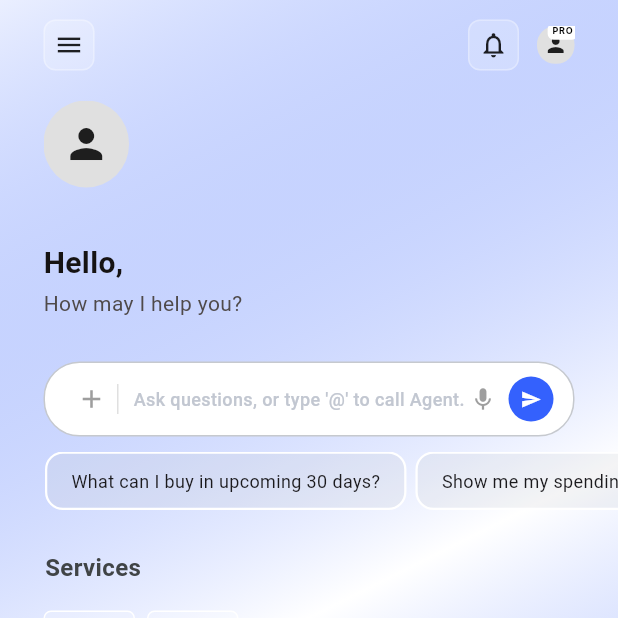
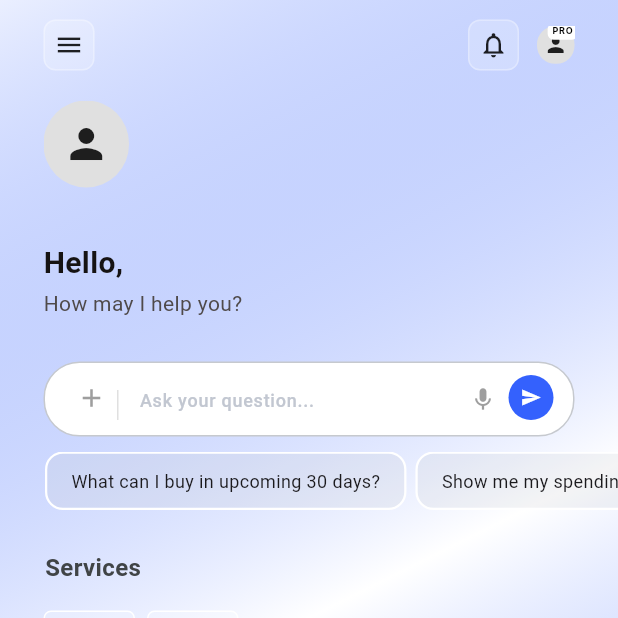
Before and after one commit to HiFinance-pvt/hifi-mobile, a Flutter app: the HomeView screen opened by its route, on a phone screen of 412 x 824 dp, the top half of it. Run offline on Flutter 3.47's test engine with Material 3 defaults, Android fonts, the phone set to English and light mode, and no system bars; our stand-ins replace dio, firebase_auth, firebase_core, flutter_keyboard_visibility, flutter_markdown, flutter_svg and 3 more; accounts and stored records are empty; Roboto replaces fonts that are missing (Inter, Montserrat).

Commit message:
fix: keyboard focus issues and snackbar positions
- Fixed keyboard reappearing when opening side panel
- Added IgnorePointer wrapper to prevent unwanted focus events
- Reduced input field padding from 15 to 12 for better text visibility
- Added focus listeners with debug logs
- Moved all success snackbars to bottom position
- Fixed keyboard dismissal on screen tap and drawer open

```diff
--- a/lib/modules/home/views/home_view.dart
+++ b/lib/modules/home/views/home_view.dart
@@ -3,6 +3,7 @@ import 'package:get/get.dart';
 import 'package:hifi/modules/home/controllers/home_controller.dart';
 import 'package:hifi/shared/themes/app_theme.dart';
 import 'package:hifi/shared/widgets/sessions_drawer.dart';
+import 'package:flutter_keyboard_visibility/flutter_keyboard_visibility.dart';
 
 class HomeView extends GetView<HomeController> {
   const HomeView({super.key});
@@ -11,6 +12,8 @@ class HomeView extends GetView<HomeController> {
   Widget build(BuildContext context) {
     final scaffoldKey = GlobalKey<ScaffoldState>();
 
+    return KeyboardVisibilityBuilder(
+      builder: (context, isKeyboardVisible) {
         return Scaffold(
       key: scaffoldKey,
       backgroundColor: Colors.white,
@@ -32,6 +35,12 @@ class HomeView extends GetView<HomeController> {
             stops: const [0.0, 0.5, 1.0],
           ),
         ),
+        child: GestureDetector(
+          onTap: () {
+            print('🔍 HomeView: Screen tapped, unfocusing');
+            controller.messageFocusNode.unfocus();
+            FocusScope.of(context).unfocus();
+          },
           child: SafeArea(
             bottom: false,
             child: SingleChildScrollView(
@@ -45,7 +54,14 @@ class HomeView extends GetView<HomeController> {
                     children: [
                       // Menu Icon
                       GestureDetector(
-                        onTap: () => scaffoldKey.currentState?.openDrawer(),
+                        onTap: () {
+                          print('🔍 HomeView: Menu tapped, unfocusing');
+                          controller.messageFocusNode.unfocus();
+                          FocusScope.of(context).unfocus();
+                          Future.delayed(const Duration(milliseconds: 50), () {
+                            scaffoldKey.currentState?.openDrawer();
+                          });
+                        },
                         child: Container(
                           width: 34,
                           height: 34,
@@ -203,49 +219,79 @@ class HomeView extends GetView<HomeController> {
                 ),
                 const SizedBox(height: 30),
 
-                // Search Bar
+                // Search Bar / Input Field
                 Padding(
                   padding: const EdgeInsets.symmetric(horizontal: 29),
                   child: Container(
-                    height: 50,
+                    constraints: const BoxConstraints(minHeight: 50, maxHeight: 150),
                     decoration: BoxDecoration(
                       color: Colors.white,
                       border: Border.all(color: const Color(0xFFC6C9CE)),
                       borderRadius: BorderRadius.circular(24),
                     ),
                     child: Row(
+                      crossAxisAlignment: CrossAxisAlignment.end,
                       children: [
                         const SizedBox(width: 21),
-                        const Icon(Icons.add, size: 20, color: Colors.grey),
+                        const Padding(
+                          padding: EdgeInsets.only(bottom: 15),
+                          child: Icon(Icons.add, size: 20, color: Colors.grey),
+                        ),
                         const SizedBox(width: 7),
-                        Container(
+                        Padding(
+                          padding: const EdgeInsets.only(bottom: 10),
+                          child: Container(
                             width: 1,
                             height: 20,
                             color: const Color(0xFFE0E0E0),
                           ),
+                        ),
                         const SizedBox(width: 10),
-                        const Expanded(
-                          child: Text(
-                            'Ask questions, or type \'@\' to call Agent.',
-                            style: TextStyle(
+                        Expanded(
+                          child: IgnorePointer(
+                            ignoring: false,
+                            child: TextField(
+                              controller: controller.messageController,
+                              focusNode: controller.messageFocusNode,
+                              onSubmitted: (_) => controller.sendMessageFromDashboard(),
+                              maxLines: null,
+                              textInputAction: TextInputAction.newline,
+                              enableInteractiveSelection: true,
+                              decoration: const InputDecoration(
+                              hintText: "Ask your question...",
+                              hintStyle: TextStyle(
                                 fontFamily: 'Montserrat',
                                 fontSize: 12,
                                 fontWeight: FontWeight.w500,
                                 color: Color(0xFFC2C7D1),
                               ),
+                              border: InputBorder.none,
+                              enabledBorder: InputBorder.none,
+                              focusedBorder: InputBorder.none,
+                              contentPadding: EdgeInsets.symmetric(vertical: 12),
                               ),
                             ),
-                        const Icon(Icons.mic, size: 18, color: Colors.grey),
+                          ),
+                        ),
+                        const Padding(
+                          padding: EdgeInsets.only(bottom: 15),
+                          child: Icon(Icons.mic, size: 18, color: Colors.grey),
+                        ),
                         const SizedBox(width: 8),
-                        Container(
+                        Padding(
+                          padding: const EdgeInsets.only(bottom: 10, right: 13),
+                          child: GestureDetector(
+                            onTap: controller.sendMessageFromDashboard,
+                            child: Container(
                               width: 30,
                               height: 30,
-                          margin: const EdgeInsets.only(right: 13),
                               decoration: BoxDecoration(
                                 color: AppTheme.primary500,
                                 shape: BoxShape.circle,
                               ),
                               child: const Icon(Icons.send, size: 14, color: Colors.white),
+                            ),
+                          ),
                         ),
                       ],
                     ),
@@ -383,6 +429,9 @@ class HomeView extends GetView<HomeController> {
             ),
           ),
         ),
+      ),
+        );
+      },
     );
   }
 
```
Also changed, not shown: lib/modules/auth/controllers/auth_controller.dart (+5 -5 lines), lib/modules/chat/controllers/chat_controller.dart (+32 -10 lines), lib/modules/chat/views/chat_view.dart (+20 -2 lines), lib/modules/home/controllers/home_controller.dart (+35 -5 lines). Lines whose indentation alone changed are shown as unchanged.
